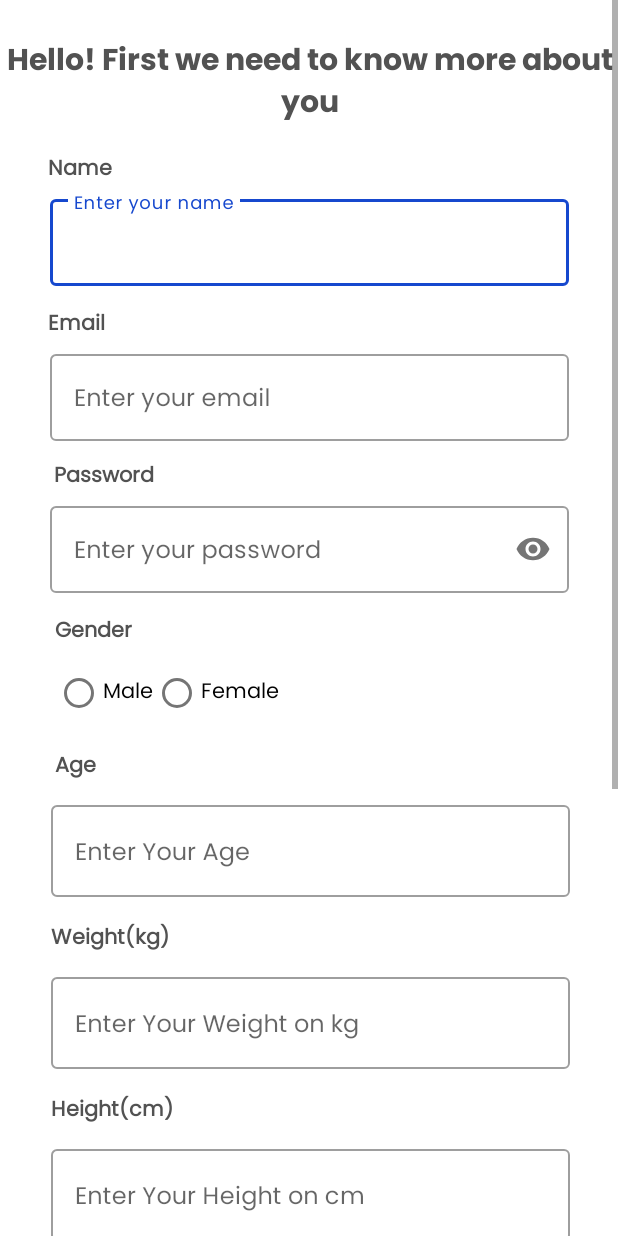
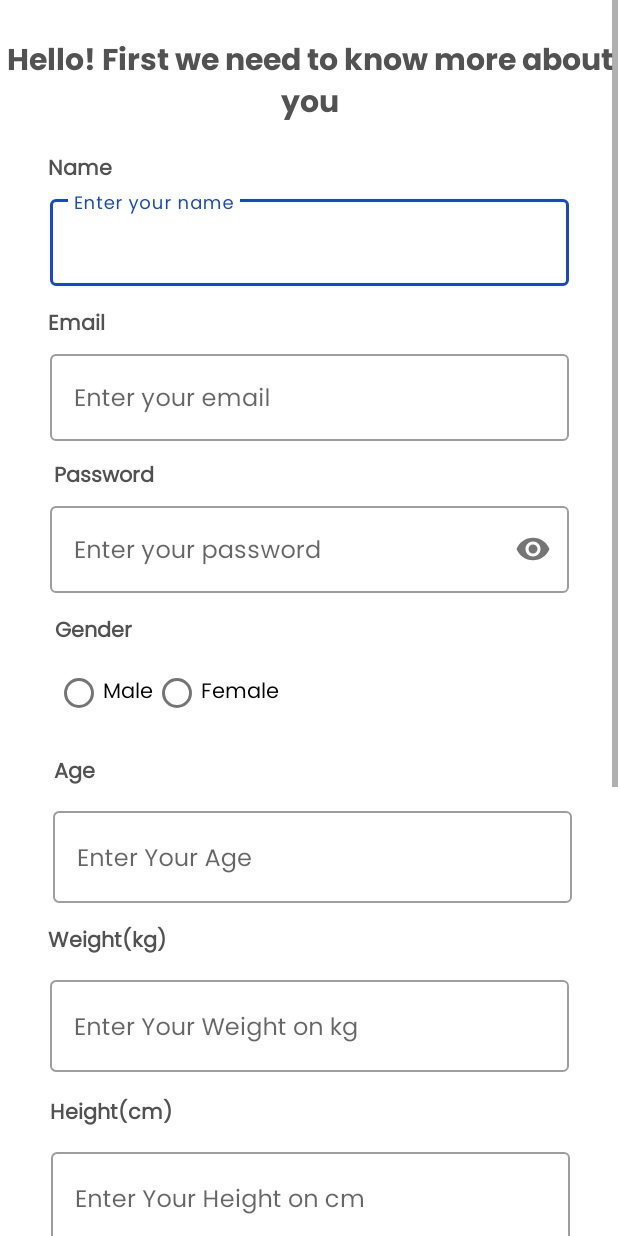
Before and after one commit to Obesifix-Bangkit-2023/Mobile_Development, an Android app: the PreferenceActivity screen opened directly, with no data from a screen before it, on a phone screen of 412 x 824 dp. Run offline under Robolectric (Android 15) with nearby library versions, the phone set to English and light mode, and no system bars; our stand-ins replace Dagger/Hilt's generated code, Firebase (no records; nobody signed in at launch, a user with empty details on screens opened directly).

Commit message:
fixing preference layout

```diff
--- a/app/src/main/res/layout/activity_preference.xml
+++ b/app/src/main/res/layout/activity_preference.xml
@@ -78,7 +78,7 @@
             android:layout_marginEnd="32dp"
             android:background="@drawable/bg_rounded_edittext"
             app:layout_constraintEnd_toEndOf="parent"
-            app:layout_constraintStart_toStartOf="@+id/passwordEditTextLayout"
+            app:layout_constraintStart_toStartOf="@+id/titleAge"
             app:layout_constraintTop_toBottomOf="@+id/titleAge">
 
             <com.google.android.material.textfield.TextInputEditText
@@ -101,7 +101,7 @@
             android:layout_marginEnd="32dp"
             android:background="@drawable/bg_rounded_edittext"
             app:layout_constraintEnd_toEndOf="parent"
-            app:layout_constraintStart_toStartOf="@+id/ageEditTextLayout"
+            app:layout_constraintStart_toStartOf="@+id/titleWeight"
             app:layout_constraintTop_toBottomOf="@+id/titleWeight">
 
             <com.google.android.material.textfield.TextInputEditText
@@ -124,7 +124,7 @@
             android:layout_marginEnd="32dp"
             android:background="@drawable/bg_rounded_edittext"
             app:layout_constraintEnd_toEndOf="parent"
-            app:layout_constraintStart_toStartOf="@+id/ageEditTextLayout"
+            app:layout_constraintStart_toStartOf="@+id/titleHeight"
             app:layout_constraintTop_toBottomOf="@+id/titleHeight">
 
             <com.google.android.material.textfield.TextInputEditText
@@ -145,7 +145,7 @@
             android:layout_marginTop="8dp"
             android:fontFamily="@font/poppinsregular"
             app:layout_constraintEnd_toEndOf="@+id/heightEditTextLayout"
-            app:layout_constraintStart_toStartOf="@+id/heightEditTextLayout"
+            app:layout_constraintStart_toStartOf="@+id/titleActivityLevel"
             app:layout_constraintTop_toBottomOf="@+id/titleActivityLevel" />
 
         <com.google.android.material.chip.ChipGroup
@@ -177,28 +177,28 @@
             android:id="@+id/titleAge"
             android:layout_width="wrap_content"
             android:layout_height="wrap_content"
-            android:layout_marginTop="16dp"
+            android:layout_marginTop="20dp"
+            android:fontFamily="@font/poppinsregular"
             android:text="@string/age"
-            android:fontFamily="@font/poppinsregular"
+            android:textColor="@color/grey"
             android:textStyle="bold"
-            android:textColor="@color/grey"
-            app:layout_constraintEnd_toEndOf="@+id/radioGroupGender"
-            app:layout_constraintHorizontal_bias="0.0"
-            app:layout_constraintStart_toStartOf="@+id/radioGroupGender"
+            app:layout_constraintEnd_toEndOf="parent"
+            app:layout_constraintHorizontal_bias="0.093"
+            app:layout_constraintStart_toStartOf="parent"
             app:layout_constraintTop_toBottomOf="@+id/radioGroupGender" />
 
         <TextView
             android:id="@+id/titleWeight"
             android:layout_width="wrap_content"
             android:layout_height="wrap_content"
-            android:layout_marginTop="16dp"
+            android:layout_marginTop="14dp"
+            android:fontFamily="@font/poppinsregular"
             android:text="@string/weight"
-            android:fontFamily="@font/poppinsregular"
+            android:textColor="@color/grey"
             android:textStyle="bold"
-            android:textColor="@color/grey"
             app:layout_constraintEnd_toEndOf="@+id/ageEditTextLayout"
-            app:layout_constraintHorizontal_bias="0.0"
-            app:layout_constraintStart_toStartOf="@+id/ageEditTextLayout"
+            app:layout_constraintHorizontal_bias="0.105"
+            app:layout_constraintStart_toStartOf="parent"
             app:layout_constraintTop_toBottomOf="@+id/ageEditTextLayout" />
 
         <TextView
@@ -206,13 +206,13 @@
             android:layout_width="wrap_content"
             android:layout_height="wrap_content"
             android:layout_marginTop="16dp"
+            android:fontFamily="@font/poppinsregular"
             android:text="@string/height"
+            android:textColor="@color/grey"
             android:textStyle="bold"
-            android:fontFamily="@font/poppinsregular"
-            android:textColor="@color/grey"
-            app:layout_constraintEnd_toEndOf="@+id/weightEditTextLayout"
-            app:layout_constraintHorizontal_bias="0.0"
-            app:layout_constraintStart_toStartOf="@+id/weightEditTextLayout"
+            app:layout_constraintEnd_toEndOf="parent"
+            app:layout_constraintHorizontal_bias="0.1"
+            app:layout_constraintStart_toStartOf="parent"
             app:layout_constraintTop_toBottomOf="@+id/weightEditTextLayout" />
 
         <TextView
@@ -220,13 +220,13 @@
             android:layout_width="wrap_content"
             android:layout_height="wrap_content"
             android:layout_marginTop="16dp"
+            android:fontFamily="@font/poppinsregular"
             android:text="@string/activity_level"
+            android:textColor="@color/grey"
             android:textStyle="bold"
-            android:fontFamily="@font/poppinsregular"
-            android:textColor="@color/grey"
             app:layout_constraintEnd_toEndOf="@+id/heightEditTextLayout"
-            app:layout_constraintHorizontal_bias="0.0"
-            app:layout_constraintStart_toStartOf="@+id/heightEditTextLayout"
+            app:layout_constraintHorizontal_bias="0.115"
+            app:layout_constraintStart_toStartOf="parent"
             app:layout_constraintTop_toBottomOf="@+id/heightEditTextLayout" />
 
         <TextView
@@ -234,13 +234,13 @@
             android:layout_width="wrap_content"
             android:layout_height="wrap_content"
             android:layout_marginTop="16dp"
+            android:fontFamily="@font/poppinsregular"
             android:text="@string/eat_preference"
+            android:textColor="@color/grey"
             android:textStyle="bold"
-            android:fontFamily="@font/poppinsregular"
-            android:textColor="@color/grey"
             app:layout_constraintEnd_toEndOf="@+id/spinnerActivities"
-            app:layout_constraintHorizontal_bias="0.0"
-            app:layout_constraintStart_toStartOf="@+id/spinnerActivities"
+            app:layout_constraintHorizontal_bias="0.246"
+            app:layout_constraintStart_toStartOf="parent"
             app:layout_constraintTop_toBottomOf="@+id/spinnerActivities" />
 
         <ProgressBar
```
